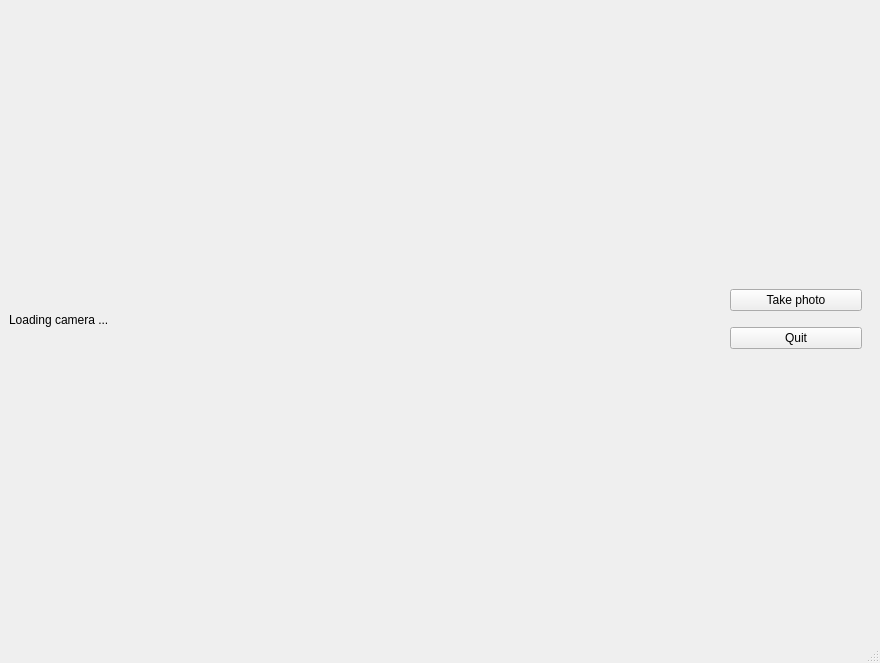
This is ur/ihm_tests/ui/main.ui in RambokDev/plateformes_generiques as Qt 5 draws it before an edit. The edited form follows.
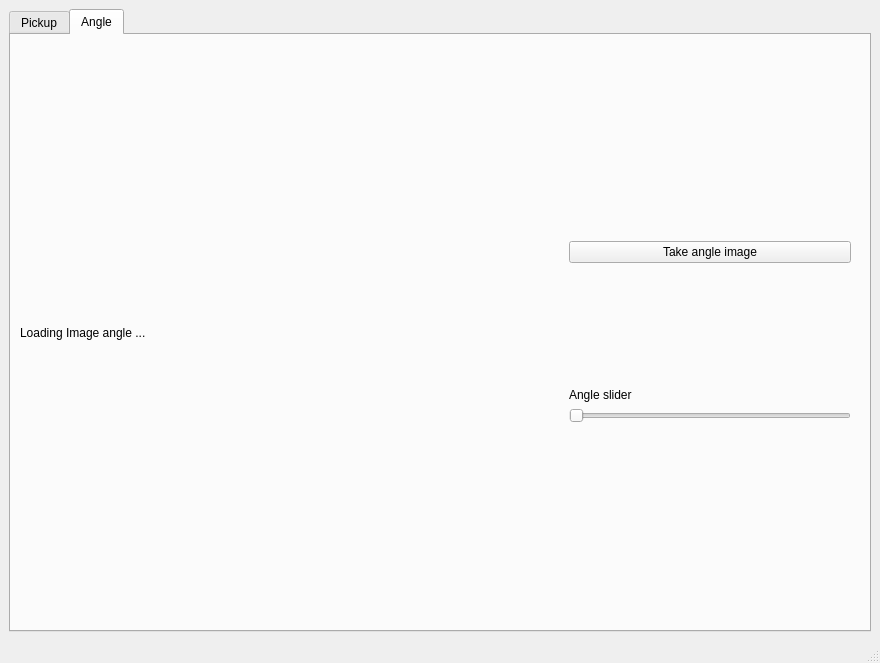
This is the edited form.

```diff
--- a/ur/ihm_tests/ui/main.ui
+++ b/ur/ihm_tests/ui/main.ui
@@ -16,6 +16,16 @@
   <widget class="QWidget" name="centralwidget">
    <layout class="QVBoxLayout" name="verticalLayout_2">
     <item>
+     <widget class="QTabWidget" name="tabWidget">
+      <property name="currentIndex">
+       <number>1</number>
+      </property>
+      <widget class="QWidget" name="tab">
+       <attribute name="title">
+        <string>Pickup</string>
+       </attribute>
+       <layout class="QHBoxLayout" name="horizontalLayout_2">
+        <item>
      <layout class="QHBoxLayout" name="horizontalLayout">
       <item>
        <widget class="QLabel" name="image">
@@ -78,6 +88,83 @@
        </widget>
       </item>
      </layout>
+        </item>
+       </layout>
+      </widget>
+      <widget class="QWidget" name="tab_2">
+       <attribute name="title">
+        <string>Angle</string>
+       </attribute>
+       <layout class="QHBoxLayout" name="horizontalLayout_4">
+        <item>
+         <layout class="QHBoxLayout" name="horizontalLayout_3">
+          <item>
+           <widget class="QLabel" name="image_angle">
+            <property name="text">
+             <string>Loading Image angle ...</string>
+            </property>
+           </widget>
+          </item>
+          <item>
+           <widget class="QFrame" name="frame_2">
+            <property name="maximumSize">
+             <size>
+              <width>300</width>
+              <height>200</height>
+             </size>
+            </property>
+            <property name="frameShape">
+             <enum>QFrame::NoFrame</enum>
+            </property>
+            <property name="frameShadow">
+             <enum>QFrame::Raised</enum>
+            </property>
+            <property name="lineWidth">
+             <number>0</number>
+            </property>
+            <layout class="QVBoxLayout" name="verticalLayout_3">
+             <item>
+              <widget class="QPushButton" name="take_image_angle">
+               <property name="text">
+                <string>Take angle image</string>
+               </property>
+              </widget>
+             </item>
+             <item>
+              <spacer name="verticalSpacer">
+               <property name="orientation">
+                <enum>Qt::Vertical</enum>
+               </property>
+               <property name="sizeHint" stdset="0">
+                <size>
+                 <width>20</width>
+                 <height>40</height>
+                </size>
+               </property>
+              </spacer>
+             </item>
+             <item>
+              <widget class="QLabel" name="label">
+               <property name="text">
+                <string>Angle slider</string>
+               </property>
+              </widget>
+             </item>
+             <item>
+              <widget class="QSlider" name="slider_angle">
+               <property name="orientation">
+                <enum>Qt::Horizontal</enum>
+               </property>
+              </widget>
+             </item>
+            </layout>
+           </widget>
+          </item>
+         </layout>
+        </item>
+       </layout>
+      </widget>
+     </widget>
     </item>
    </layout>
   </widget>
```
Lines whose indentation alone changed are shown as unchanged.
